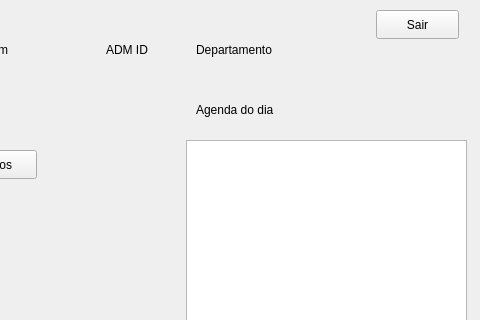
This is DrWell/telainicialadministrador.ui in danzagroba/Dr.Well as Qt 5 draws it before an edit; both pictures show x 144 to 624 and y 0 to 320 of the 624 by 420 pixel window. The edited form follows.
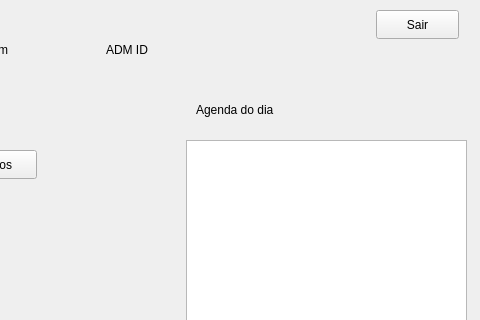
This is the edited form.

What changed in the file:
```diff
--- a/DrWell/telainicialadministrador.ui
+++ b/DrWell/telainicialadministrador.ui
@@ -101,19 +101,6 @@
     <string>ADM ID</string>
    </property>
   </widget>
-  <widget class="QLabel" name="labelDepartamento">
-   <property name="geometry">
-    <rect>
-     <x>340</x>
-     <y>40</y>
-     <width>111</width>
-     <height>20</height>
-    </rect>
-   </property>
-   <property name="text">
-    <string>Departamento</string>
-   </property>
-  </widget>
  </widget>
  <resources/>
  <connections/>
```
